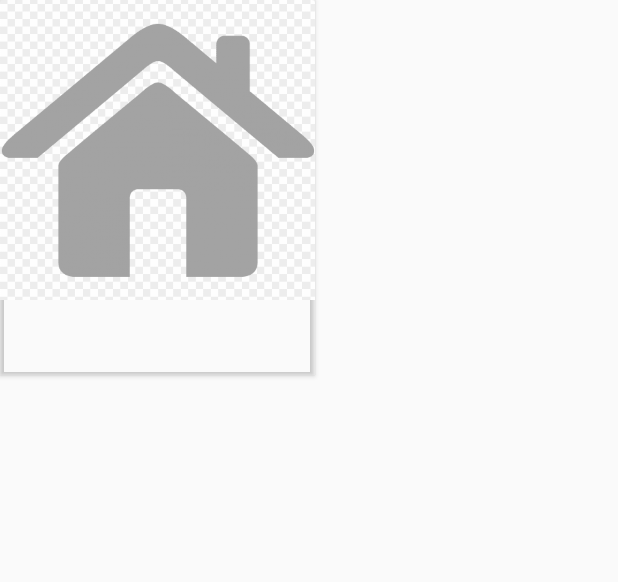
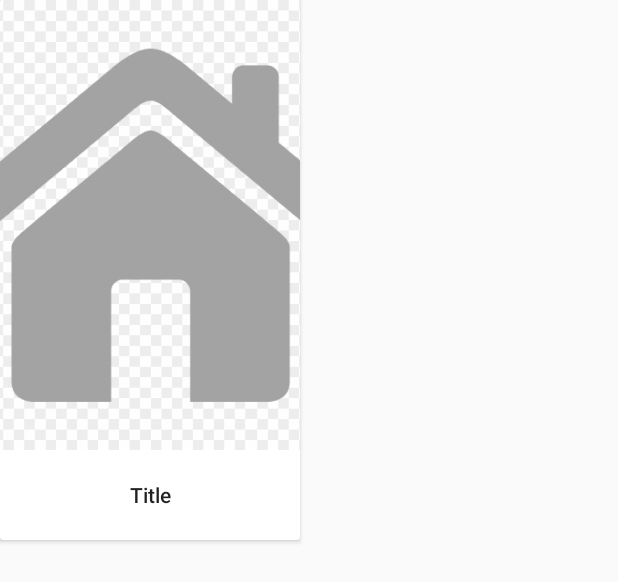
Before and after one commit to jedraas/movies-app, an Android app: the layout movie_card.xml on its own in the app's theme, with its tools: preview values and no code run, on a phone screen of 412 x 824 dp. Shown: the top 582 px of the screen. Run offline under Robolectric (Android 15) with nearby library versions, the phone set to English and light mode, and no system bars.

Commit message:
Zmiana widoku

```diff
--- a/app/src/main/res/layout/movie_card.xml
+++ b/app/src/main/res/layout/movie_card.xml
@@ -5,35 +5,41 @@
 
     android:layout_width="match_parent"
     android:layout_height="wrap_content"
-    app:cardBackgroundColor="@android:color/transparent"
-    tools:layout_width="wrap_content">
+    android:focusable="true"
+    android:clickable="true"
+    tools:layout_width="200dp">
 
-    <LinearLayout
+    <androidx.constraintlayout.widget.ConstraintLayout
 
+        android:id="@+id/linearLayout"
         android:layout_width="match_parent"
         android:layout_height="wrap_content"
         android:orientation="vertical">
 
         <ImageView
             android:id="@+id/image"
-            android:layout_width="210dp"
-            android:layout_height="200dp"
+            android:layout_width="0dp"
+            android:layout_height="0dp"
             android:scaleType="centerCrop"
-            android:src="@drawable/home" />
+            android:src="@drawable/home"
+            app:layout_constraintDimensionRatio="w,3:2"
+            app:layout_constraintEnd_toEndOf="parent"
+            app:layout_constraintStart_toStartOf="parent"
+            app:layout_constraintTop_toTopOf="parent" />
 
         <TextView
             android:id="@+id/title"
-            android:layout_width="match_parent"
-            android:layout_height="50dp"
-            android:ellipsize="end"
+            android:layout_width="0dp"
+            android:layout_height="60dp"
             android:gravity="center"
-            android:paddingEnd="8dp"
-            android:paddingBottom="8dp"
+            android:text="Title"
+            android:textAppearance="@android:style/TextAppearance.Material.Notification.Title"
+            android:textColor="?android:attr/panelColorForeground"
             app:layout_constraintBottom_toBottomOf="parent"
             app:layout_constraintEnd_toEndOf="parent"
             app:layout_constraintStart_toStartOf="parent"
             app:layout_constraintTop_toBottomOf="@+id/image" />
 
 
-    </LinearLayout>
+    </androidx.constraintlayout.widget.ConstraintLayout>
 </androidx.cardview.widget.CardView>
```
